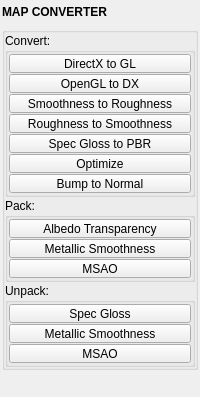
First picture: the form in pythontk/img_utils/map_converter.ui, repository m3trik/pythontk, before the edit.
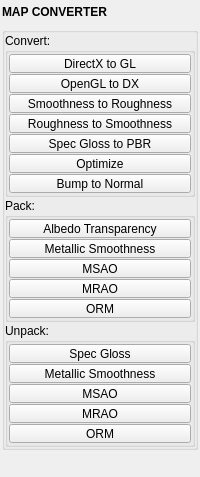
Second picture: the form after the edit. Custom widgets are drawn as their Qt base class.

```diff
--- a/pythontk/img_utils/map_converter.ui
+++ b/pythontk/img_utils/map_converter.ui
@@ -10,7 +10,7 @@
     <x>0</x>
     <y>0</y>
     <width>200</width>
-    <height>387</height>
+    <height>382</height>
    </rect>
   </property>
   <property name="tabShape">
@@ -468,6 +468,68 @@
               </property>
              </widget>
             </item>
+            <item>
+             <widget class="PushButton" name="b013">
+              <property name="enabled">
+               <bool>true</bool>
+              </property>
+              <property name="sizePolicy">
+               <sizepolicy hsizetype="Preferred" vsizetype="Fixed">
+                <horstretch>0</horstretch>
+                <verstretch>0</verstretch>
+               </sizepolicy>
+              </property>
+              <property name="minimumSize">
+               <size>
+                <width>0</width>
+                <height>19</height>
+               </size>
+              </property>
+              <property name="maximumSize">
+               <size>
+                <width>16777215</width>
+                <height>19</height>
+               </size>
+              </property>
+              <property name="toolTip">
+               <string>&lt;html&gt;&lt;head/&gt;&lt;body&gt;&lt;p&gt;Pack Metallic Roughness AO  &lt;/p&gt;&lt;p&gt;Combines Metallic, Roughness (or Smoothness), and Ambient Occlusion maps into a single packed texture.  &lt;/p&gt;&lt;p&gt;&lt;br/&gt;&lt;/p&gt;&lt;p&gt;Usage: Select Metallic, Roughness (or Smoothness), and AO maps. Multiple sets can be processed in batch.  &lt;/p&gt;&lt;p&gt;&lt;br/&gt;&lt;/p&gt;&lt;p&gt;- RGB (default, industry standard): R=Metallic, G=Roughness, B=AO.  &lt;/p&gt;&lt;p&gt;- RGBA (mirror of MSAO): R=Metallic, G=AO, B=Detail, A=Roughness.  &lt;/p&gt;&lt;p&gt;- If an existing MRAO map of the same name exists, it will be overwritten.&lt;/p&gt;&lt;p&gt;&lt;br/&gt;&lt;/p&gt;&lt;/body&gt;&lt;/html&gt;</string>
+              </property>
+              <property name="text">
+               <string>MRAO</string>
+              </property>
+             </widget>
+            </item>
+            <item>
+             <widget class="QPushButton" name="b015">
+              <property name="enabled">
+               <bool>true</bool>
+              </property>
+              <property name="sizePolicy">
+               <sizepolicy hsizetype="Preferred" vsizetype="Fixed">
+                <horstretch>0</horstretch>
+                <verstretch>0</verstretch>
+               </sizepolicy>
+              </property>
+              <property name="minimumSize">
+               <size>
+                <width>0</width>
+                <height>19</height>
+               </size>
+              </property>
+              <property name="maximumSize">
+               <size>
+                <width>16777215</width>
+                <height>19</height>
+               </size>
+              </property>
+              <property name="toolTip">
+               <string>&lt;html&gt;&lt;head/&gt;&lt;body&gt;&lt;p&gt;Pack Occlusion Roughness Metallic  &lt;/p&gt;&lt;p&gt;Combines Ambient Occlusion, Roughness (or Smoothness), and Metallic maps into a single packed ORM texture.  &lt;/p&gt;&lt;p&gt;&lt;br/&gt;&lt;/p&gt;&lt;p&gt;Usage: Select Metallic, Roughness (or Smoothness), and AO maps. Multiple sets can be processed in batch.  &lt;/p&gt;&lt;p&gt;&lt;br/&gt;&lt;/p&gt;&lt;p&gt;- Output channels: R=Occlusion, G=Roughness, B=Metallic (Unreal/glTF convention).  &lt;/p&gt;&lt;p&gt;- If an existing ORM map of the same name exists, it will be overwritten.&lt;/p&gt;&lt;p&gt;&lt;br/&gt;&lt;/p&gt;&lt;/body&gt;&lt;/html&gt;</string>
+              </property>
+              <property name="text">
+               <string>ORM</string>
+              </property>
+             </widget>
+            </item>
            </layout>
           </widget>
          </item>
@@ -585,28 +647,74 @@
               </property>
              </widget>
             </item>
+            <item>
+             <widget class="PushButton" name="b014">
+              <property name="enabled">
+               <bool>true</bool>
+              </property>
+              <property name="sizePolicy">
+               <sizepolicy hsizetype="Preferred" vsizetype="Fixed">
+                <horstretch>0</horstretch>
+                <verstretch>0</verstretch>
+               </sizepolicy>
+              </property>
+              <property name="minimumSize">
+               <size>
+                <width>0</width>
+                <height>19</height>
+               </size>
+              </property>
+              <property name="maximumSize">
+               <size>
+                <width>16777215</width>
+                <height>19</height>
+               </size>
+              </property>
+              <property name="toolTip">
+               <string>&lt;html&gt;&lt;head/&gt;&lt;body&gt;&lt;p&gt;Unpack Metallic Roughness AO  &lt;/p&gt;&lt;p&gt;Separates a packed MetallicRoughnessAO map into individual Metallic, Roughness, and AO maps.  &lt;/p&gt;&lt;p&gt;&lt;br/&gt;&lt;/p&gt;&lt;p&gt;Usage: Select one or more MRAO maps to process. Batch processing is supported.  &lt;/p&gt;&lt;p&gt;&lt;br/&gt;&lt;/p&gt;&lt;p&gt;- Output maps: Metallic, Roughness, and AO.  &lt;/p&gt;&lt;p&gt;- Layout defaults to Auto-detect from image mode (RGB = industry standard, RGBA = MSAO mirror); override via the options menu when needed.  &lt;/p&gt;&lt;p&gt;- If existing maps of the same name exist, they will be overwritten.&lt;/p&gt;&lt;p&gt;&lt;br/&gt;&lt;/p&gt;&lt;/body&gt;&lt;/html&gt;</string>
+              </property>
+              <property name="text">
+               <string>MRAO</string>
+              </property>
+             </widget>
+            </item>
+            <item>
+             <widget class="QPushButton" name="b016">
+              <property name="enabled">
+               <bool>true</bool>
+              </property>
+              <property name="sizePolicy">
+               <sizepolicy hsizetype="Preferred" vsizetype="Fixed">
+                <horstretch>0</horstretch>
+                <verstretch>0</verstretch>
+               </sizepolicy>
+              </property>
+              <property name="minimumSize">
+               <size>
+                <width>0</width>
+                <height>19</height>
+               </size>
+              </property>
+              <property name="maximumSize">
+               <size>
+                <width>16777215</width>
+                <height>19</height>
+               </size>
+              </property>
+              <property name="toolTip">
+               <string>&lt;html&gt;&lt;head/&gt;&lt;body&gt;&lt;p&gt;Unpack Occlusion Roughness Metallic  &lt;/p&gt;&lt;p&gt;Separates a packed ORM map into individual Occlusion, Roughness, and Metallic maps.  &lt;/p&gt;&lt;p&gt;&lt;br/&gt;&lt;/p&gt;&lt;p&gt;Usage: Select one or more ORM maps to process. Batch processing is supported.  &lt;/p&gt;&lt;p&gt;&lt;br/&gt;&lt;/p&gt;&lt;p&gt;- Input channels: R=Occlusion, G=Roughness, B=Metallic (Unreal/glTF convention).  &lt;/p&gt;&lt;p&gt;- If existing maps of the same name exist, they will be overwritten.&lt;/p&gt;&lt;p&gt;&lt;br/&gt;&lt;/p&gt;&lt;/body&gt;&lt;/html&gt;</string>
+              </property>
+              <property name="text">
+               <string>ORM</string>
+              </property>
+             </widget>
+            </item>
            </layout>
           </widget>
          </item>
         </layout>
        </widget>
       </item>
-      <item>
-       <widget class="Footer" name="footer" native="true">
-        <property name="minimumSize">
-         <size>
-          <width>0</width>
-          <height>19</height>
-         </size>
-        </property>
-        <property name="maximumSize">
-         <size>
-          <width>16777215</width>
-          <height>19</height>
-         </size>
-        </property>
-       </widget>
-      </item>
       <item>
        <spacer name="verticalSpacer">
         <property name="orientation">
@@ -620,6 +728,22 @@
         </property>
        </spacer>
       </item>
+      <item>
+       <widget class="Footer" name="footer" native="true">
+        <property name="minimumSize">
+         <size>
+          <width>0</width>
+          <height>19</height>
+         </size>
+        </property>
+        <property name="maximumSize">
+         <size>
+          <width>16777215</width>
+          <height>19</height>
+         </size>
+        </property>
+       </widget>
+      </item>
      </layout>
     </item>
    </layout>
```
Left out of the diff: 8 changed lines with no effect on the pictures.
